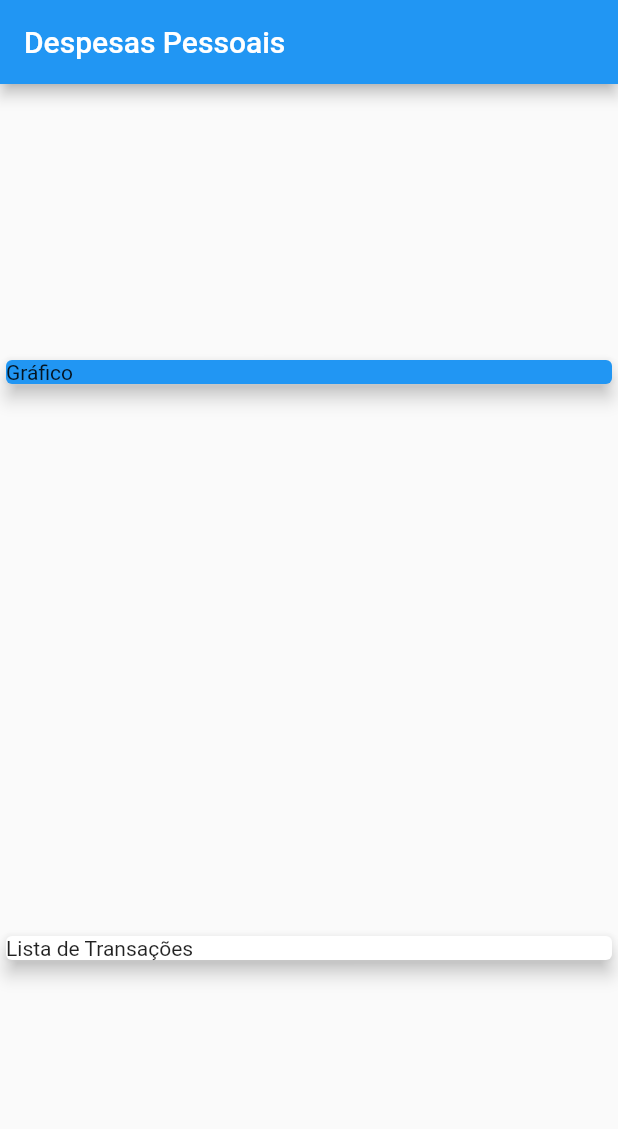
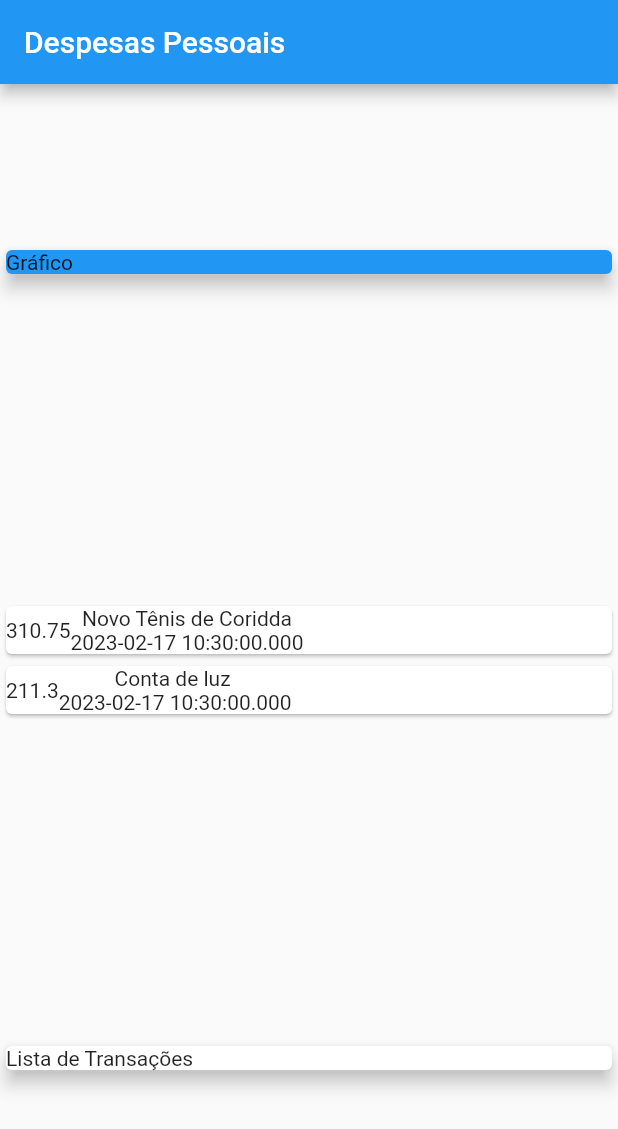
Before and after one commit to oTalDoHud/controle_gastos, a Flutter app: the screen it shows after launch, on a phone screen of 412 x 824 dp. Shown: the top 1129 px of the screen. Run offline on Flutter 3.47's test engine with Material 2 defaults, Android fonts, the phone set to English and light mode, and no system bars.

Commit message:
Rows e Columns

```diff
--- a/lib/main.dart
+++ b/lib/main.dart
@@ -41,13 +41,34 @@ class MyHomeApp extends StatelessWidget {
       body: Column(
         mainAxisAlignment: MainAxisAlignment.spaceAround,
         crossAxisAlignment: CrossAxisAlignment.stretch,
-        children: const [
-          Card(
+        children: [
+          const Card(
             elevation: 5,
             color: Colors.blue,
             child: Text("Gráfico"),
           ),
-          Card(
+          Column(
+            children: _transaction.map((tr) {
+              return Card(
+                child: Row(
+                  children: <Widget>[
+                    Container(
+                      child: Text(
+                        tr.value.toString(),
+                      ),
+                    ),
+                    Column(
+                      children: [
+                        Text(tr.title),
+                        Text(tr.date.toString()),
+                      ],
+                    ),
+                  ],
+                ),
+              );
+            }).toList(),
+          ),
+          const Card(
             elevation: 5,
             child: Text("Lista de Transações"),
           ),
```
